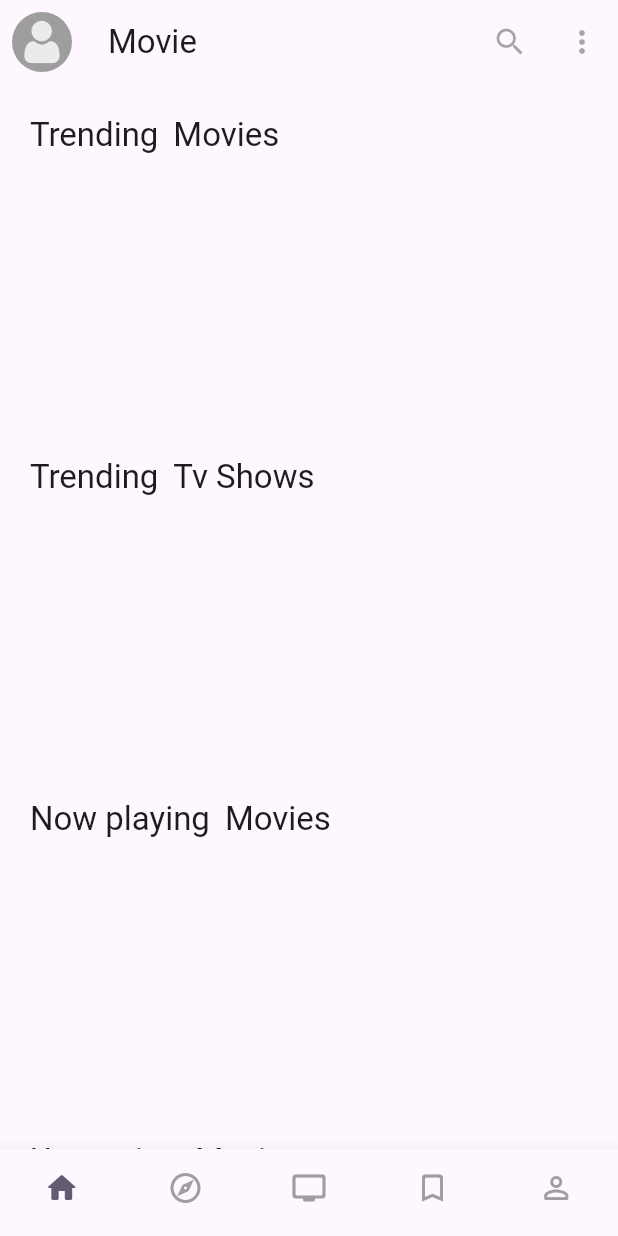
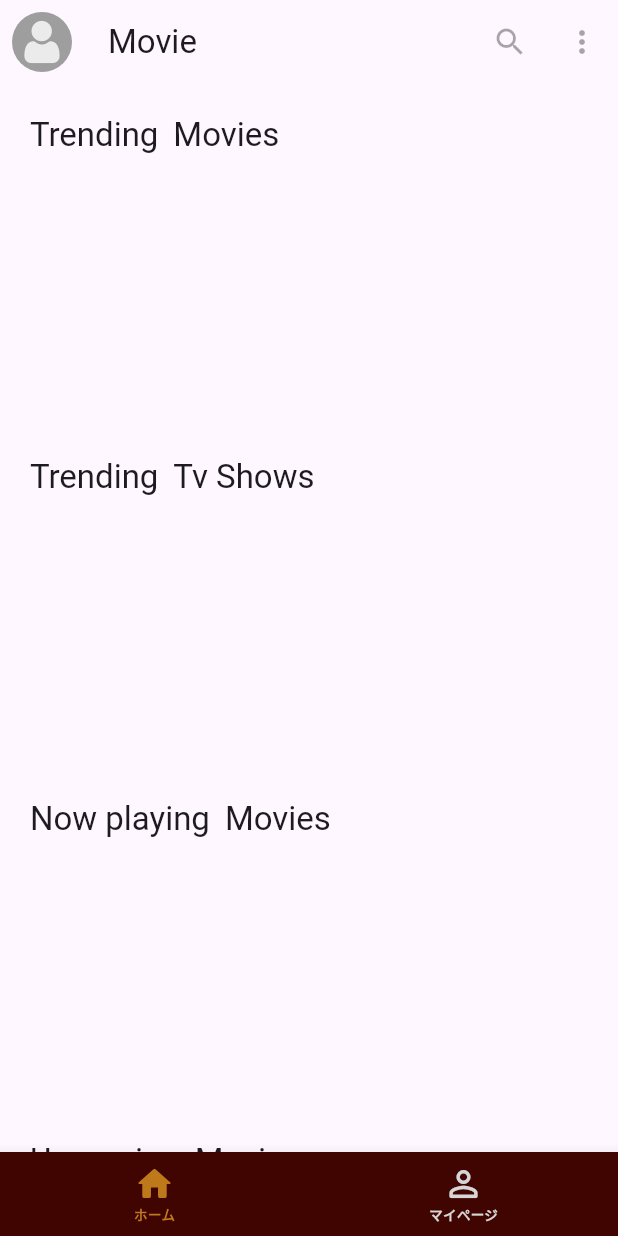
Before and after one commit to NijiSlot/NijiSlot, a Flutter app: the screen it shows after launch, on a phone screen of 412 x 824 dp. Run offline on Flutter 3.47's test engine with Material 3 defaults, Android fonts, the phone set to English and light mode, and no system bars; our stand-ins replace cached_network_image, dio, get, retrofit, shimmer; generated files the repository leaves out were written again; network calls fail.

Commit message:
bottom Navigation Barの完成

```diff
--- a/lib/commons/app_colors.dart
+++ b/lib/commons/app_colors.dart
@@ -41,5 +41,7 @@ class AppColors {
   static const Color imageBG = Color(0xFF919191);
 
   ///BottomNavigationBar
-  static const Color bottomNavigationBar = Color(0xFF919191);
+  static const Color bottomNavigationBar = Color(0xFF400401);
+  static const Color selectedColor = Color(0xFFBE791B);
+  static const Color unselectedColor = Color(0xFFD6D6D6);
 }
--- a/lib/main.dart
+++ b/lib/main.dart
@@ -4,6 +4,7 @@
 import 'package:rains/router/screen_name.dart';
 import 'package:rains/ui/pages/splash/splash_view.dart';
 import 'bindings/initial_binding.dart';
+import 'package:rains/commons/app_colors.dart';
 
 void main() {
   for (var page in AppScreens.screens) {
@@ -22,7 +23,25 @@
       debugShowCheckedModeBanner: false,
       initialBinding: InitialBinding(),
       title: 'rains',
-      theme: ThemeData(primarySwatch: Colors.red),
+      theme: ThemeData(
+        primarySwatch: Colors.red,
+        bottomNavigationBarTheme: const BottomNavigationBarThemeData(
+          backgroundColor: AppColors.bottomNavigationBar,
+          selectedItemColor: AppColors.selectedColor,
+          unselectedItemColor: AppColors.unselectedColor,
+
+          selectedIconTheme: IconThemeData(size: 28),
+          unselectedIconTheme: IconThemeData(size: 28),
+          selectedLabelStyle: TextStyle(
+            fontSize: 9, // 選択時文字サイズ
+            fontWeight: FontWeight.w600,
+          ),
+          unselectedLabelStyle: TextStyle(
+            fontSize: 9, // 非選択時文字サイズ
+            fontWeight: FontWeight.w600,
+          ),
+        ),
+      ),
       getPages: AppScreens.screens,
       home: SplashPage(),
     );
--- a/lib/services/app_service.dart
+++ b/lib/services/app_service.dart
@@ -1,7 +1,3 @@
-import 'dart:ui';
-
-import 'package:flutter/material.dart';
-
 import 'package:rains/model/entities/index.dart';
 import 'package:get/get.dart';
 
--- a/lib/ui/pages/main/main_state.dart
+++ b/lib/ui/pages/main/main_state.dart
@@ -15,12 +15,7 @@ class MainState {
     //Initialize index
     selectedIndex = 0.obs;
     //PageView page
-    pageList = [
-      HomeTabPage(),
-      Container(color: Colors.green),
-      Container(color: Colors.red),
-      Container(color: Colors.green),
-    ];
+    pageList = [HomeTabPage(), Container(color: Colors.green)];
     //Page controller
     pageController = PageController();
   }
--- a/lib/ui/pages/main/main_view.dart
+++ b/lib/ui/pages/main/main_view.dart
@@ -14,13 +14,7 @@ class _MainPageState extends State<MainPage> {
   final MainLogic logic = Get.put(MainLogic());
   final MainState state = Get.find<MainLogic>().state;
 
-  final tabs = [
-    MainTab.home,
-    MainTab.discover,
-    MainTab.tvShows,
-    MainTab.watchlist,
-    MainTab.profile,
-  ];
+  final tabs = [MainTab.home, MainTab.profile];
 
   @override
   void initState() {
@@ -49,19 +43,23 @@ class _MainPageState extends State<MainPage> {
   Widget _buildBottomNavigationBar() {
     final theme = Theme.of(context);
     return Obx(() {
-      return BottomNavigationBar(
-        showSelectedLabels: false,
-        showUnselectedLabels: false,
-        backgroundColor: theme.appBarTheme.backgroundColor,
-        elevation: 8,
-        type: BottomNavigationBarType.fixed,
-        currentIndex: state.selectedIndex.value,
-        unselectedItemColor: Colors.grey,
-        selectedItemColor: theme.colorScheme.secondary,
-        items: tabs.map((e) => e.tab).toList(),
-        onTap: (index) {
-          logic.switchTap(index);
-        },
+      return Theme(
+        data: theme.copyWith(
+          splashFactory: NoSplash.splashFactory,
+          splashColor: Colors.transparent,
+          highlightColor: Colors.transparent,
+          hoverColor: Colors.transparent,
+        ),
+        child: BottomNavigationBar(
+          showSelectedLabels: true,
+          showUnselectedLabels: true,
+          backgroundColor: theme.bottomNavigationBarTheme.backgroundColor,
+          elevation: 8,
+          type: BottomNavigationBarType.fixed,
+          currentIndex: state.selectedIndex.value,
+          items: tabs.map((e) => e.tab).toList(),
+          onTap: logic.switchTap,
+        ),
       );
     });
   }
--- a/lib/ui/pages/main/tab/main_tab.dart
+++ b/lib/ui/pages/main/tab/main_tab.dart
@@ -1,6 +1,6 @@
 import 'package:flutter/material.dart';
 
-enum MainTab { home, discover, tvShows, watchlist, profile }
+enum MainTab { home, profile }
 
 extension MainTabExtension on MainTab {
   Widget get page {
@@ -8,12 +8,7 @@ extension MainTabExtension on MainTab {
       case MainTab.home:
       // return HomeTabPage();
       // return Container(color: Colors.red,);
-      case MainTab.discover:
-      // return DiscoverTabPage();
-      case MainTab.tvShows:
-      // return TvShowTabPage();
-      case MainTab.watchlist:
-      // return WatchlistTabPage();
+
       case MainTab.profile:
       // return ProfileTabPage();
     }
@@ -25,27 +20,13 @@ extension MainTabExtension on MainTab {
       case MainTab.home:
         return BottomNavigationBarItem(
           icon: Icon(Icons.home_rounded),
-          label: 'Home',
+          label: 'ホーム',
         );
-      case MainTab.discover:
-        return BottomNavigationBarItem(
-          icon: Icon(Icons.explore_outlined),
-          label: 'Discover',
-        );
-      case MainTab.tvShows:
-        return BottomNavigationBarItem(
-          icon: Icon(Icons.tv_rounded),
-          label: 'TV Shows',
-        );
-      case MainTab.watchlist:
-        return BottomNavigationBarItem(
-          icon: Icon(Icons.bookmark_outline_rounded),
-          label: 'Watchlist',
-        );
+
       case MainTab.profile:
         return BottomNavigationBarItem(
           icon: Icon(Icons.person_outline_rounded),
-          label: 'Profile',
+          label: 'マイページ',
         );
     }
   }
@@ -54,15 +35,8 @@ extension MainTabExtension on MainTab {
     switch (this) {
       case MainTab.home:
         return 'Home';
-      case MainTab.discover:
-        return 'Notification';
-      case MainTab.tvShows:
-        return 'TV Shows';
-      case MainTab.watchlist:
-        return 'Setting';
       case MainTab.profile:
         return 'Profile';
     }
-    return '';
   }
 }
```
